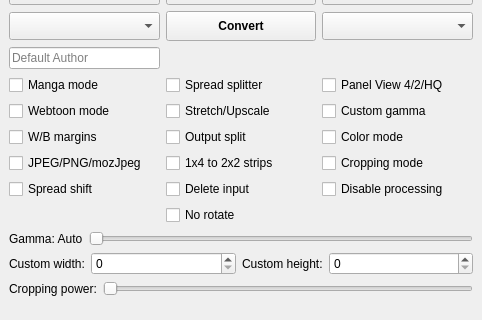
First picture: the form in gui/KCC.ui, repository ciromattia/kcc, before the edit; both pictures show x 0 to 482 and y 182 to 502 of the 482 by 502 pixel window.
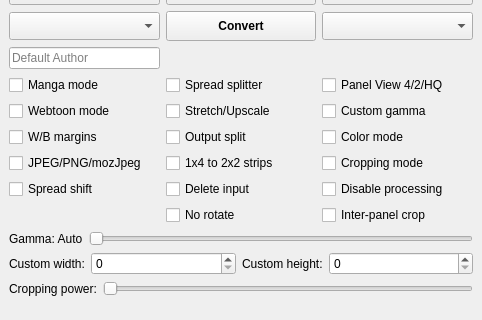
Second picture: the form after the edit. Icons and pictures are not drawn.

Commit message: Inter-panel cropping method.

The edit to the form file:
```diff
--- a/gui/KCC.ui
+++ b/gui/KCC.ui
@@ -237,6 +237,16 @@
          </property>
         </widget>
        </item>
+       <item row="6" column="2">
+        <widget class="QCheckBox" name="interPanelCropBox">
+         <property name="text">
+          <string>Inter-panel crop</string>
+         </property>
+         <property name="tristate">
+          <bool>true</bool>
+         </property>
+        </widget>
+       </item>
       </layout>
      </widget>
     </item>
```
The commit also changes 7 other files.
